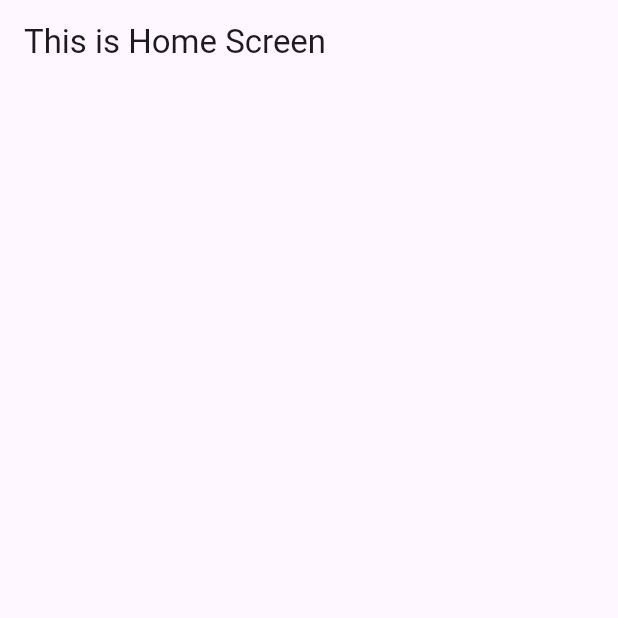
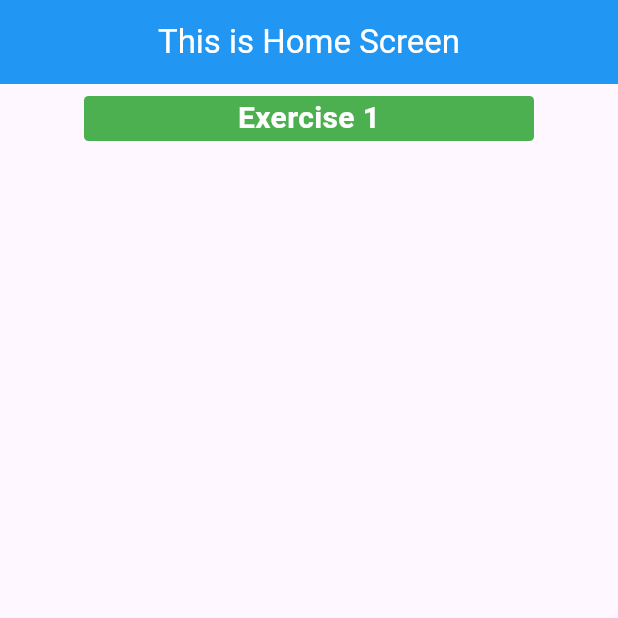
Before and after one commit to Bilal-Basharat/CS394-Mobile-Application-Development, a Flutter app: the screen it shows after launch, on a phone screen of 412 x 824 dp, the top half of it. Run offline on Flutter 3.47's test engine with Material 2 defaults, Android fonts, the light colour scheme and no system bars.

Commit message:
Week-2: Complete exercise-1

```diff
--- a/Week_2/lib/Home_Screen.dart
+++ b/Week_2/lib/Home_Screen.dart
@@ -1,4 +1,5 @@
 import 'package:flutter/material.dart';
+import 'Week2_Exercises/Exercise_1.dart';
 
 class HomeScreen extends StatefulWidget {
   const HomeScreen({super.key});
@@ -12,7 +13,37 @@ class _HomeScreenState extends State<HomeScreen> {
   Widget build(BuildContext context) {
     return Scaffold(
       appBar: AppBar(
-        title: Text('This is Home Screen'),
+        backgroundColor: Colors.blue,
+        centerTitle: true,
+        title: Text('This is Home Screen', style: TextStyle(color: Colors.white),),
+      ),
+      body: Column(
+        children: [
+          Padding(
+            padding: const EdgeInsets.all(8.0),
+            child: Center(
+              child: InkWell(
+                onTap: (){
+                  Navigator.push(context,
+                      MaterialPageRoute(builder: (context) => Exercise1()
+                      )
+                  );
+                },
+                child: Container(
+                  width: 300,
+                  height: 30,
+                  decoration: BoxDecoration(
+                    borderRadius: BorderRadius.circular(3),
+                    color: Colors.green,
+                  ),
+                  child: Center(
+                    child: Text('Exercise 1', style: TextStyle(color: Colors.white, fontWeight: FontWeight.bold, fontSize: 20),),
+                  ),
+                ),
+              ),
+            ),
+          )
+        ],
       ),
     );
   }
```
Also changed, not shown: Week_2/lib/Week2_Exercises/Exercise_1.dart (added, +67 -0 lines).
